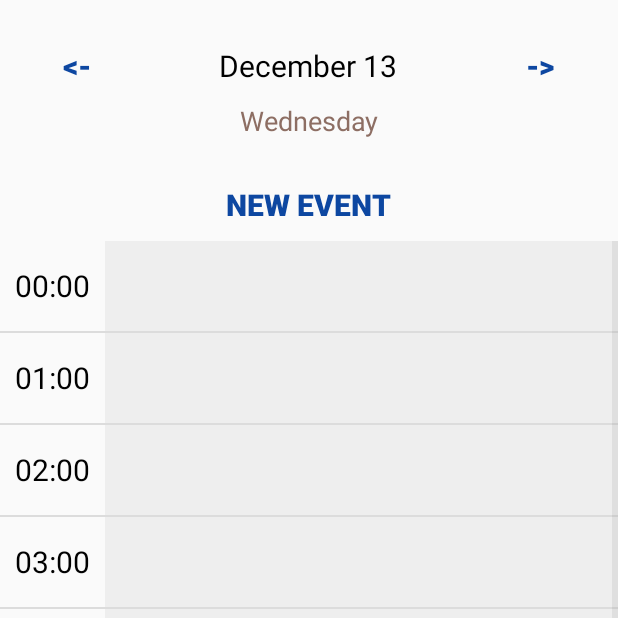
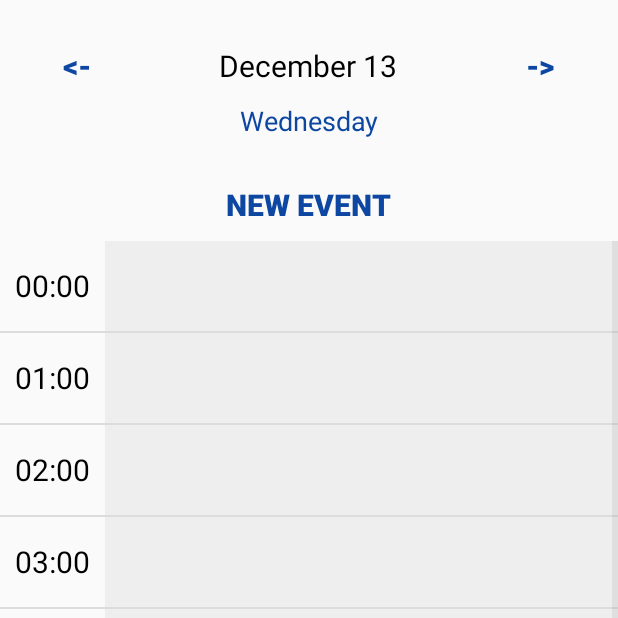
Before and after one commit to Subject-Planner/Subject-Planner-App, an Android app: the DailyCalendarActivity screen opened directly, with no data from a screen before it, on a phone screen of 412 x 824 dp, the top half of it. Run offline under Robolectric (Android 15) with nearby library versions, the phone set to English and light mode, and no system bars.

Commit message:
update calendar

```diff
--- a/app/src/main/java/com/demo/subjectplanner/activity/DailyCalendarActivity.java
+++ b/app/src/main/java/com/demo/subjectplanner/activity/DailyCalendarActivity.java
@@ -54,6 +54,7 @@ public class DailyCalendarActivity extends AppCompatActivity {
         monthDayText.setText(CalendarUtils.monthDayFromDate(selectedDate));
         String dayOfWeek = selectedDate.getDayOfWeek().getDisplayName(TextStyle.FULL, Locale.getDefault());
         dayOfWeekTV.setText(dayOfWeek);
+       // dayOfWeekTV.setTextColor(getResources().getColor(R.color.primary)); // Set your desired blue color here
         setHourAdapter();
     }
 
--- a/app/src/main/res/layout/activity_daily_calendar.xml
+++ b/app/src/main/res/layout/activity_daily_calendar.xml
@@ -56,7 +56,7 @@
         android:layout_marginBottom="20dp"
         android:text="Monday"
         android:textAlignment="center"
-        android:textColor="#8D6E63"
+        android:textColor="#0D47A1"
         android:textSize="18sp"
         tools:ignore="HardcodedText" />
 
--- a/app/src/main/res/layout/cards_view.xml
+++ b/app/src/main/res/layout/cards_view.xml
@@ -28,7 +28,7 @@
                 app:layout_constraintBottom_toBottomOf="parent"
                 app:layout_constraintStart_toStartOf="parent"
                 app:layout_constraintTop_toTopOf="parent"
-                app:srcCompat="@drawable/ic_launcher_background" />
+                app:srcCompat="@drawable/book" />
 
             <TextView
                 android:id="@+id/textTitle"
--- a/app/src/main/res/layout/fragment_subject.xml
+++ b/app/src/main/res/layout/fragment_subject.xml
@@ -35,7 +35,7 @@
                 app:layout_constraintEnd_toEndOf="parent"
                 app:layout_constraintStart_toStartOf="parent"
                 app:layout_constraintTop_toTopOf="parent"
-                app:srcCompat="@drawable/ic_launcher_background" />
+                app:srcCompat="@drawable/book" />
 
             <!-- Add a Button to the ConstraintLayout -->
 
--- a/app/src/main/res/layout/hour_cell.xml
+++ b/app/src/main/res/layout/hour_cell.xml
@@ -27,9 +27,9 @@
             android:layout_height="match_parent"
             android:gravity="center"
             android:id="@+id/event1"
-            android:textSize="12sp"
+            android:textSize="20sp"
             android:lines="2"
-            android:textColor="@color/white"
+            android:textColor="@color/primary"
             android:text="Event 1"/>
 
         <TextView
@@ -39,9 +39,9 @@
             android:layout_height="match_parent"
             android:gravity="center"
             android:id="@+id/event2"
-            android:textSize="12sp"
+            android:textSize="20sp"
             android:lines="2"
-            android:textColor="@color/white"
+            android:textColor="@color/primary"
             android:text="Event 2"/>
 
         <TextView
@@ -51,9 +51,9 @@
             android:layout_height="match_parent"
             android:gravity="center"
             android:id="@+id/event3"
-            android:textSize="12sp"
+            android:textSize="20sp"
             android:lines="2"
-            android:textColor="@color/white"
+            android:textColor="@color/primary"
             android:text="Event 3"/>
 
     </LinearLayout>
```
Also changed, not shown: app/src/main/res/drawable/book.png (added).
